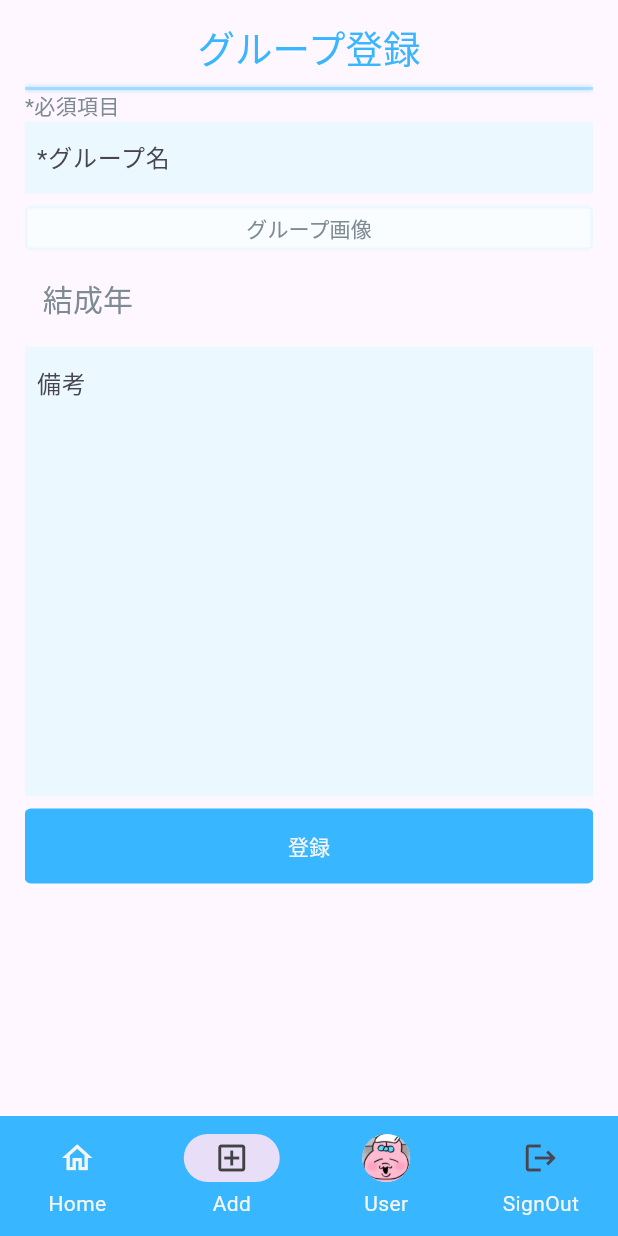
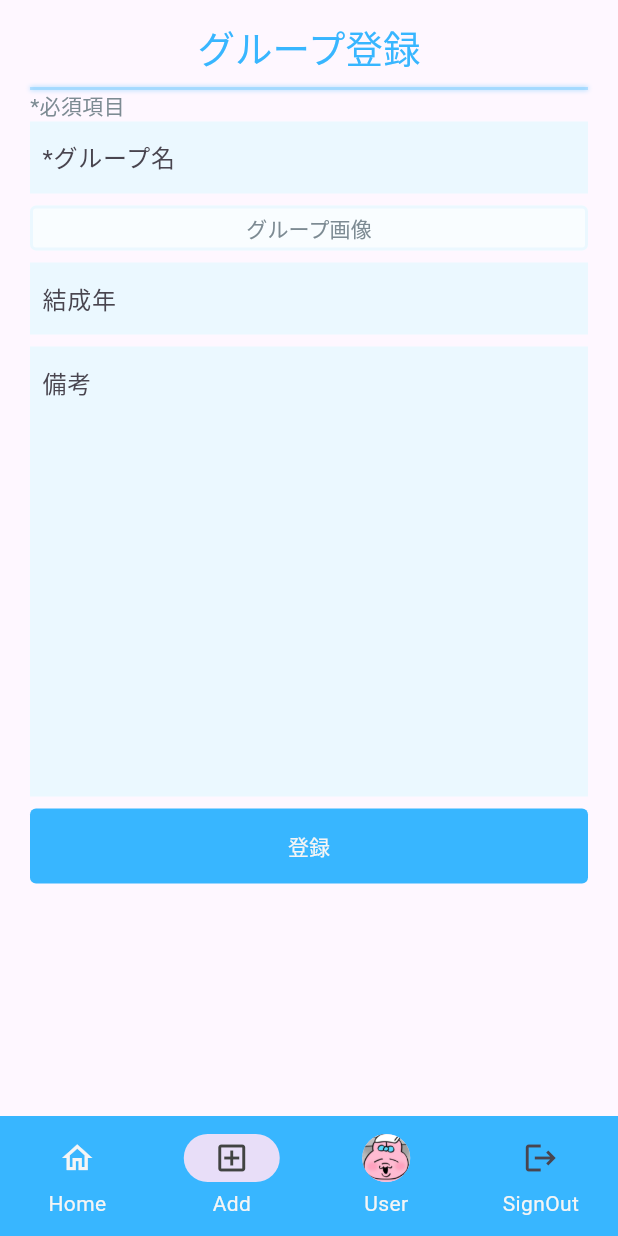
Before and after one commit to miz8462/kimikoe, a Flutter app: the AddGroupScreen screen opened by its route, on a phone screen of 412 x 824 dp. Run offline on Flutter 3.47's test engine with Material 3 defaults, Android fonts, the phone set to English and light mode, and no system bars; our stand-ins replace flutter_datetime_picker_plus, flutter_dotenv, flutter_riverpod, flutter_svg, gap, go_router and 3 more; accounts and stored records are empty; network calls fail; project files that could hold a hidden picture were left out.

Commit message:
年月日をドラムロールで入力できるテキストフォームを作成。アプリ全体に当ててたpaddingの修正

```diff
--- a/lib/config/config.dart
+++ b/lib/config/config.dart
@@ -44,3 +44,5 @@ const noBorder = InputBorder.none;
 const double avaterSizeS = 16;
 const double avaterSizeM = 24;
 const double avaterSizeL = 32;
+
+const screenPadding = EdgeInsets.symmetric(horizontal: 20);
--- a/lib/screens/appbar/app_bar_bottom.dart
+++ /dev/null
@@ -1,23 +0,0 @@
-import 'package:flutter/material.dart';
-import 'package:kimikoe_app/config/config.dart';
-
-class AppBarBottom extends StatelessWidget implements PreferredSizeWidget {
-  const AppBarBottom({super.key});
-
-  @override
-  Widget build(BuildContext context) {
-    return Container(
-      height: 2.0,
-      decoration: BoxDecoration(color: mainBlue.withOpacity(0.3), boxShadow: [
-        BoxShadow(
-          color: mainBlue.withOpacity(0.5),
-          spreadRadius: 0,
-          blurRadius: 2,
-        )
-      ]),
-    );
-  }
-
-  @override
-  Size get preferredSize => const Size.fromHeight(0);
-}
--- a/lib/screens/appbar/bottom_bar.dart
+++ b/lib/screens/appbar/bottom_bar.dart
@@ -89,15 +89,11 @@ class _BottomBarState extends State<BottomBar> {
   @override
   Widget build(BuildContext context) {
     double screenWidth = MediaQuery.of(context).size.width;
-    double horizontalPadding = screenWidth * 0.04;
 
     int currentIndex = widget.navigationShell.currentIndex;
 
     return Scaffold(
-      body: Padding(
-        padding: EdgeInsets.symmetric(horizontal: horizontalPadding),
-        child: widget.navigationShell,
-      ),
+      body: widget.navigationShell,
       bottomNavigationBar: NavigationBar(
         backgroundColor: mainBlue,
         selectedIndex: currentIndex,
--- a/lib/screens/appbar/top_bar.dart
+++ b/lib/screens/appbar/top_bar.dart
@@ -1,6 +1,5 @@
 import 'package:flutter/material.dart';
 import 'package:kimikoe_app/config/config.dart';
-import 'package:kimikoe_app/screens/appbar/app_bar_bottom.dart';
 
 class TopBar extends StatelessWidget implements PreferredSizeWidget {
   const TopBar({
@@ -45,3 +44,27 @@ class TopBar extends StatelessWidget implements PreferredSizeWidget {
   @override
   Size get preferredSize => const Size.fromHeight(60);
 }
+
+class AppBarBottom extends StatelessWidget implements PreferredSizeWidget {
+  const AppBarBottom({super.key});
+
+  @override
+  Widget build(BuildContext context) {
+    return Padding(
+      padding: const EdgeInsets.symmetric(horizontal: 20),
+      child: Container(
+        height: 2.0,
+        decoration: BoxDecoration(color: mainBlue.withOpacity(0.3), boxShadow: [
+          BoxShadow(
+            color: mainBlue.withOpacity(0.5),
+            spreadRadius: 0,
+            blurRadius: 2,
+          )
+        ]),
+      ),
+    );
+  }
+
+  @override
+  Size get preferredSize => const Size.fromHeight(0);
+}
--- a/lib/screens/idol_group.dart
+++ b/lib/screens/idol_group.dart
@@ -14,7 +14,9 @@ class IdolGroupScreen extends StatelessWidget {
       appBar: TopBar(
         title: 'ソングリスト',
       ),
-      body: Column(
+      body: Padding(
+        padding: screenPadding,
+        child: Column(
           children: [
             const GroupInfo(),
             const Gap(spaceWidthM),
@@ -41,6 +43,7 @@ class IdolGroupScreen extends StatelessWidget {
             )
           ],
         ),
+      ),
     );
   }
 }
--- a/lib/screens/post/add_group.dart
+++ b/lib/screens/post/add_group.dart
@@ -14,6 +14,7 @@ import 'package:kimikoe_app/screens/appbar/top_bar.dart';
 import 'package:kimikoe_app/utils/year_picker.dart';
 import 'package:kimikoe_app/widgets/buttons/image_input_button.dart';
 import 'package:kimikoe_app/widgets/buttons/styled_button.dart';
+import 'package:kimikoe_app/widgets/forms/drum_roll_form.dart';
 import 'package:kimikoe_app/widgets/forms/expanded_text_form.dart';
 import 'package:kimikoe_app/widgets/forms/text_input_form.dart';
 import 'package:kimikoe_app/widgets/validator/validator.dart';
@@ -29,6 +30,8 @@ class AddGroupScreen extends ConsumerStatefulWidget {
 
 class _AddGroupScreenState extends ConsumerState<AddGroupScreen> {
   final _formKey = GlobalKey<FormState>();
+  final _yearController = TextEditingController();
+
   var _enteredName = '';
   File? _selectedImage;
   String? _selectedYear;
@@ -111,6 +114,7 @@ class _AddGroupScreenState extends ConsumerState<AddGroupScreen> {
       ),
       onConfirm: (date) {
         _formatDateTimeToYYYY(date);
+        _yearController.text = _selectedYear!;
       },
     );
   }
@@ -128,6 +132,8 @@ class _AddGroupScreenState extends ConsumerState<AddGroupScreen> {
           constraints: BoxConstraints(maxHeight: screenHeight),
           child: Form(
             key: _formKey,
+            child: Padding(
+              padding: screenPadding,
               child: Column(
                 crossAxisAlignment: CrossAxisAlignment.start,
                 children: [
@@ -150,28 +156,16 @@ class _AddGroupScreenState extends ConsumerState<AddGroupScreen> {
                     label: 'グループ画像',
                   ),
                   const Gap(spaceWidthS),
-                if (_selectedYear == null)
-                  TextButton(
-                    onPressed: _pickYear,
-                    child: Text(
-                      '結成年',
-                      style: TextStyle(
-                        fontSize: fontM,
-                        color: textGray,
-                      ),
-                    ),
-                  ),
-                if (_selectedYear != null)
-                  TextButton(
-                    onPressed: _pickYear,
-                    child: Text(
-                      '結成年： $_selectedYear年',
-                      style: TextStyle(
-                        fontSize: fontM,
-                        color: textGray,
-                      ),
-                    ),
-                  ),
+                  DrumRollForm(
+                      label: '結成年',
+                      selectedNum: _selectedYear,
+                      controller: _yearController,
+                      picker: _pickYear,
+                      onSaved: (value) {
+                        setState(() {
+                          _selectedYear = value;
+                        });
+                      }),
                   const Gap(spaceWidthS),
                   ExpandedTextForm(
                     onTextChanged: (value) {
@@ -198,6 +192,7 @@ class _AddGroupScreenState extends ConsumerState<AddGroupScreen> {
             ),
           ),
         ),
+      ),
     );
   }
 }
--- a/lib/screens/post/add_song.dart
+++ b/lib/screens/post/add_song.dart
@@ -23,7 +23,9 @@ class _AddSongScreenState extends State<AddSongScreen> {
         title: '歌詞登録',
         showLeading: false,
       ),
-      body: Column(
+      body: Padding(
+        padding: screenPadding,
+        child: Column(
           crossAxisAlignment: CrossAxisAlignment.start,
           children: [
             Text('*必須項目', style: TextStyle(color: textGray, fontSize: fontSS)),
@@ -71,6 +73,7 @@ class _AddSongScreenState extends State<AddSongScreen> {
             Gap(spaceWidthS),
           ],
         ),
+      ),
     );
   }
 }
--- a/lib/screens/post/edit_user.dart
+++ b/lib/screens/post/edit_user.dart
@@ -20,7 +20,9 @@ class _EditUserScreenState extends State<EditUserScreen> {
   Widget build(BuildContext context) {
     return Scaffold(
       appBar: TopBar(title: 'ユーザー編集'),
-      body: Column(
+      body: Padding(
+        padding: screenPadding,
+        child: Column(
           crossAxisAlignment: CrossAxisAlignment.start,
           children: [
             const Text(
@@ -108,6 +110,7 @@ class _EditUserScreenState extends State<EditUserScreen> {
             const Gap(spaceWidthS),
           ],
         ),
+      ),
     );
   }
 }
--- /dev/null
+++ b/lib/widgets/forms/drum_roll_form.dart
@@ -0,0 +1,43 @@
+import 'package:flutter/material.dart';
+import 'package:kimikoe_app/config/config.dart';
+
+class DrumRollForm extends StatefulWidget {
+  const DrumRollForm({
+    super.key,
+    required this.label,
+    this.selectedNum,
+    required this.controller,
+    required this.picker,
+    required this.onSaved,
+  });
+
+  final String label;
+  final String? selectedNum;
+  final TextEditingController controller;
+  final void Function() picker;
+  final void Function(String?) onSaved;
+  @override
+  State<DrumRollForm> createState() => _DrumRollFormState();
+}
+
+class _DrumRollFormState extends State<DrumRollForm> {
+  @override
+  Widget build(BuildContext context) {
+    return Container(
+      color: backgroundLightBlue,
+      child: TextFormField(
+        controller: widget.controller,
+        onTap: widget.picker,
+        decoration: InputDecoration(
+          border: InputBorder.none,
+          label: Text(widget.label),
+          hintStyle: TextStyle(color: textGray),
+          contentPadding: EdgeInsets.only(left: spaceWidthS),
+        ),
+        readOnly: true,
+        onSaved: widget.onSaved,
+      ),
+    );
+    ;
+  }
+}
```
Also changed, not shown: lib/screens/lyric.dart (+5 -2 lines), lib/screens/post/add_artist.dart (+6 -1 lines), lib/screens/post/add_idol.dart (+5 -2 lines), lib/screens/user.dart (+8 -5 lines). Lines whose indentation alone changed are shown as unchanged.
